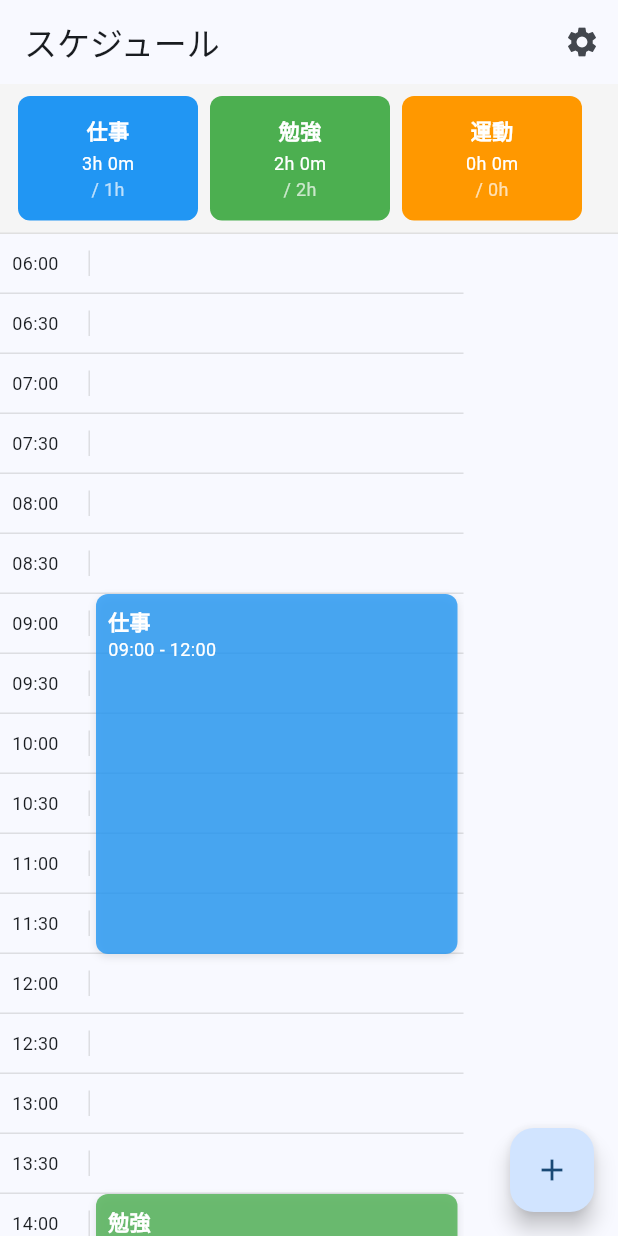
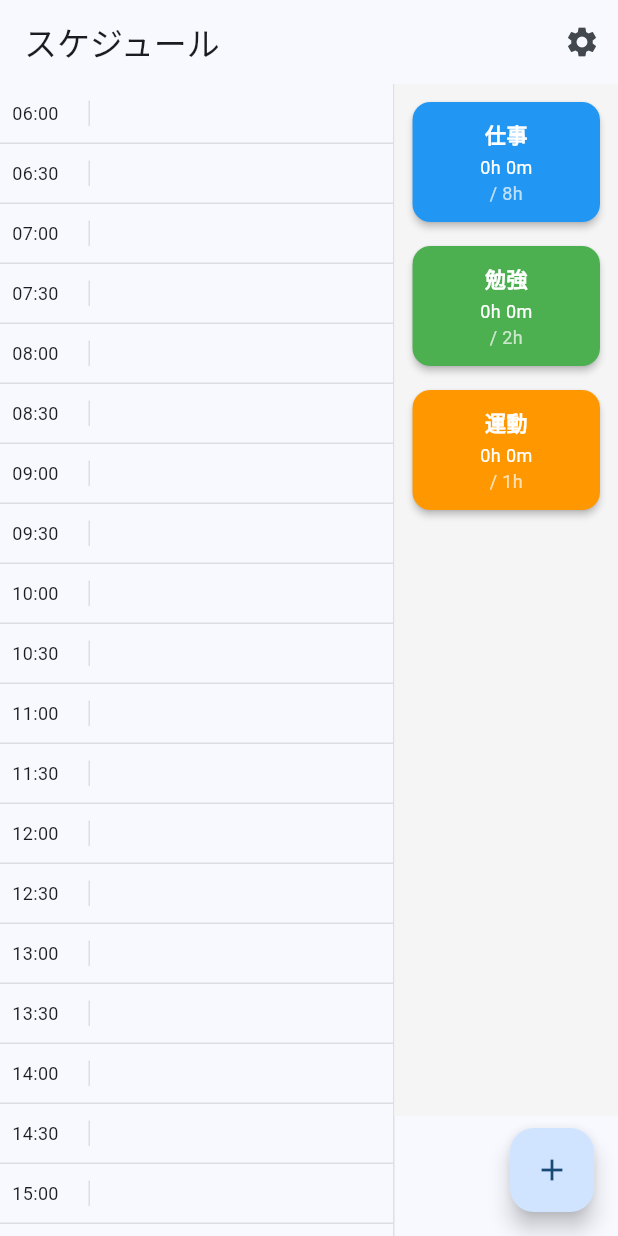
Before and after one commit to nadeshiko69/scheduler, a Flutter app: the screen it shows after launch, on a phone screen of 412 x 824 dp. Run offline on Flutter 3.47's test engine with Material 3 defaults, Android fonts, the phone set to English and light mode, and no system bars; our stand-ins replace shared_preferences.

Commit message:
パレットを横に配置変更

```diff
--- a/lib/main.dart
+++ b/lib/main.dart
@@ -1,5 +1,4 @@
 import 'package:flutter/material.dart';
-import 'package:shared_preferences/shared_preferences.dart';
 import 'screens/schedule_screen.dart'; // 追加
 
 void main() async {
--- a/lib/screens/schedule_screen.dart
+++ b/lib/screens/schedule_screen.dart
@@ -15,17 +15,16 @@ class ScheduleScreen extends StatefulWidget {
 }
 
 class _ScheduleScreenState extends State<ScheduleScreen> {
-  // 設定から取得する想定
   TimeOfDay startTime = const TimeOfDay(hour: 6, minute: 0);
   TimeOfDay endTime = const TimeOfDay(hour: 22, minute: 0);
 
-  // テスト用のタスクデータを追加
+  // テスト用のタスクデータ
   List<Task> tasks = [
     Task(
       id: '1',
       title: '仕事',
       color: Colors.blue,
-      targetDuration: const Duration(hours: 1),
+      targetDuration: const Duration(hours: 8),
     ),
     Task(
       id: '2',
@@ -37,35 +36,12 @@ class _ScheduleScreenState extends State<ScheduleScreen> {
       id: '3',
       title: '運動',
       color: Colors.orange,
-      targetDuration: const Duration(minutes: 30),
+      targetDuration: const Duration(hours: 1),
     ),
   ];
 
-  // テスト用のスケジュールデータを追加
-  List<ScheduleItem> scheduleItems = [
-    ScheduleItem(
-      id: '1',
-      task: Task(
-        id: '1',
-        title: '仕事',
-        color: Colors.blue,
-        targetDuration: const Duration(hours: 1),
-      ),
-      startTime: TimeOfDay(hour: 9, minute: 0),
-      endTime: TimeOfDay(hour: 12, minute: 0),
-    ),
-    ScheduleItem(
-      id: '2',
-      task: Task(
-        id: '2',
-        title: '勉強',
-        color: Colors.green,
-        targetDuration: const Duration(hours: 2),
-      ),
-      startTime: TimeOfDay(hour: 14, minute: 0),
-      endTime: TimeOfDay(hour: 16, minute: 0),
-    ),
-  ];
+  // テスト用のスケジュールデータ
+  List<ScheduleItem> scheduleItems = [];
 
   @override
   Widget build(BuildContext context) {
@@ -88,20 +64,12 @@ class _ScheduleScreenState extends State<ScheduleScreen> {
           ),
         ],
       ),
-      body: Column(
-        children: [
-          TaskPalette(
-            tasks: tasks,
-            scheduleItems: scheduleItems,
-            onTaskAdd: (task) {
-              // タスク追加ロジック
-            },
-          ),
-          Expanded(
+      body: SafeArea(
         child: Row(
           children: [
+            // タイムテーブル
             Expanded(
-                  flex: 3,
+              flex: 4,
               child: TimeTableView(
                 startTime: startTime,
                 endTime: endTime,
@@ -110,18 +78,31 @@ class _ScheduleScreenState extends State<ScheduleScreen> {
                 onTaskDrop: _handleTaskDrop,
               ),
             ),
-                // タスク一覧
+            // 右側のタスクパレット
+            Container(
+              width: 150,
+              decoration: BoxDecoration(
+                border: Border(
+                  left: BorderSide(color: Colors.grey[300]!),
+                ),
+              ),
+              child: Column(
+                children: [
                   Expanded(
-                  flex: 1,
-                  child: TaskListView(
+                    child: TaskPalette(
                       tasks: tasks,
-                    onTaskTap: _handleTaskTap,
+                      scheduleItems: scheduleItems,
+                      onTaskAdd: (task) {
+                        // タスク追加ロジック
+                      },
+                    ),
+                  ),
+                  SizedBox(height: 80), // FloatingActionButtonのスペース
+                ],
               ),
             ),
           ],
         ),
-          ),
-        ],
       ),
       floatingActionButton: FloatingActionButton(
         onPressed: _showAddTaskDialog,
@@ -131,7 +112,8 @@ class _ScheduleScreenState extends State<ScheduleScreen> {
   }
 
   void _handleTimeSlotTap(TimeOfDay time) {
-    // TODO: 選択された時間枠の処理
+    // 時間枠タップ時の処理
+    print('Tapped time: ${time.hour}:${time.minute}');
   }
 
   void _handleTaskTap(Task task) {
@@ -139,23 +121,21 @@ class _ScheduleScreenState extends State<ScheduleScreen> {
   }
 
   void _showAddTaskDialog() {
-    // TODO: タスク追加ダイアログの表示
+    // タスク追加ダイアログの処理
+    print('Add task button pressed');
   }
 
   void _handleTaskDrop(Task task, TimeOfDay startTime) {
-    // デフォルトで1時間の予定を追加
-    final endTime = TimeOfDay(
-      hour: startTime.hour + 1,
-      minute: startTime.minute,
-    );
-
     setState(() {
       scheduleItems.add(
         ScheduleItem(
-          id: DateTime.now().toString(), // 一意のIDを生成
+          id: DateTime.now().toString(),
           task: task,
           startTime: startTime,
-          endTime: endTime,
+          endTime: TimeOfDay(
+            hour: startTime.hour + 1,
+            minute: startTime.minute,
+          ),
         ),
       );
     });
--- a/lib/widgets/task_palette.dart
+++ b/lib/widgets/task_palette.dart
@@ -30,27 +30,23 @@ class TaskPalette extends StatelessWidget {
   @override
   Widget build(BuildContext context) {
     return Container(
-      height: 100,
       padding: const EdgeInsets.all(8),
-      decoration: BoxDecoration(
       color: Colors.grey[100],
-        border: Border(
-          bottom: BorderSide(color: Colors.grey[300]!),
-        ),
-      ),
       child: ListView.builder(
-        scrollDirection: Axis.horizontal,
         itemCount: tasks.length,
         itemBuilder: (context, index) {
           final task = tasks[index];
           final usedDuration = _calculateTaskDuration(task);
 
-          return Draggable<Task>(
+          return Padding(
+            padding: const EdgeInsets.only(bottom: 8.0),
+            child: Draggable<Task>(
               data: task,
               feedback: _buildTaskCard(task, usedDuration, true),
               childWhenDragging:
                   _buildTaskCard(task, usedDuration, false, opacity: 0.5),
               child: _buildTaskCard(task, usedDuration, false),
+            ),
           );
         },
       ),
@@ -59,22 +55,12 @@ class TaskPalette extends StatelessWidget {
 
   Widget _buildTaskCard(Task task, Duration usedDuration, bool isDragging,
       {double opacity = 1.0}) {
-    return Container(
-      width: 120,
-      margin: const EdgeInsets.symmetric(horizontal: 4),
-      decoration: BoxDecoration(
+    return Card(
       color: task.color.withOpacity(opacity),
-        borderRadius: BorderRadius.circular(8),
-        boxShadow: isDragging
-            ? [
-                BoxShadow(
-                  color: Colors.black.withOpacity(0.2),
-                  blurRadius: 8,
-                  offset: const Offset(0, 4),
-                )
-              ]
-            : null,
-      ),
+      elevation: isDragging ? 8 : 2,
+      child: Container(
+        height: 80,
+        padding: const EdgeInsets.all(8),
         child: Column(
           mainAxisAlignment: MainAxisAlignment.center,
           children: [
@@ -102,6 +88,7 @@ class TaskPalette extends StatelessWidget {
             ),
           ],
         ),
+      ),
     );
   }
 }
--- a/lib/widgets/time_table_view.dart
+++ b/lib/widgets/time_table_view.dart
@@ -1,6 +1,6 @@
 import 'package:flutter/material.dart';
 import '../models/schedule_item.dart';
-import '../models/task.dart'; // Used via ScheduleItem.task
+import '../models/task.dart';
 
 class TimeTableView extends StatelessWidget {
   final TimeOfDay startTime;
@@ -38,11 +38,10 @@ class TimeTableView extends StatelessWidget {
                       height: 40,
                       decoration: BoxDecoration(
                         border: Border(
-                          bottom:
-                              BorderSide(color: Colors.grey.withOpacity(0.3)),
+                          bottom: BorderSide(color: Colors.grey.withAlpha(77)),
                         ),
                         color: candidateData.isNotEmpty
-                            ? Colors.blue.withOpacity(0.1)
+                            ? Colors.blue.withAlpha(26)
                             : null,
                       ),
                       child: Row(
@@ -54,7 +53,7 @@ class TimeTableView extends StatelessWidget {
                             decoration: BoxDecoration(
                               border: Border(
                                 right: BorderSide(
-                                    color: Colors.grey.withOpacity(0.3)),
+                                    color: Colors.grey.withAlpha(77)),
                               ),
                             ),
                             child: Text(
@@ -88,11 +87,11 @@ class TimeTableView extends StatelessWidget {
                     height: height,
                     child: Container(
                       decoration: BoxDecoration(
-                        color: item.task.color.withOpacity(0.8),
+                        color: item.task.color.withAlpha(204),
                         borderRadius: BorderRadius.circular(8),
                         boxShadow: [
                           BoxShadow(
-                            color: Colors.black.withOpacity(0.1),
+                            color: Colors.black.withAlpha(26),
                             offset: const Offset(0, 2),
                             blurRadius: 4,
                           ),
```
Lines whose indentation alone changed are shown as unchanged.
